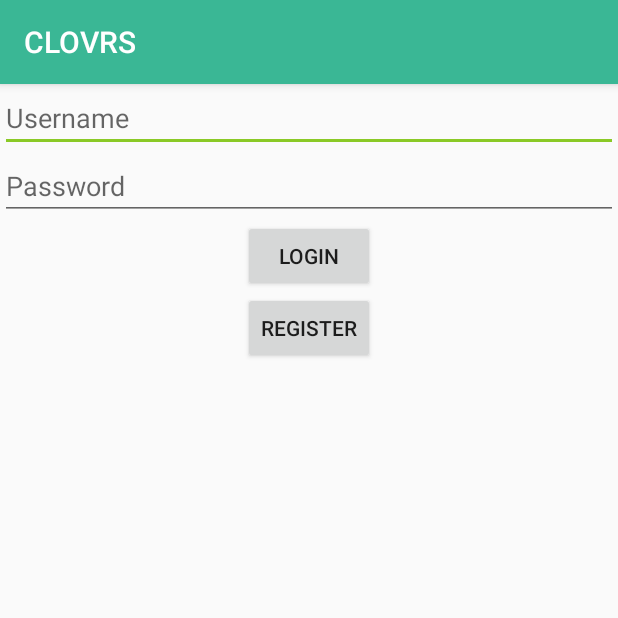
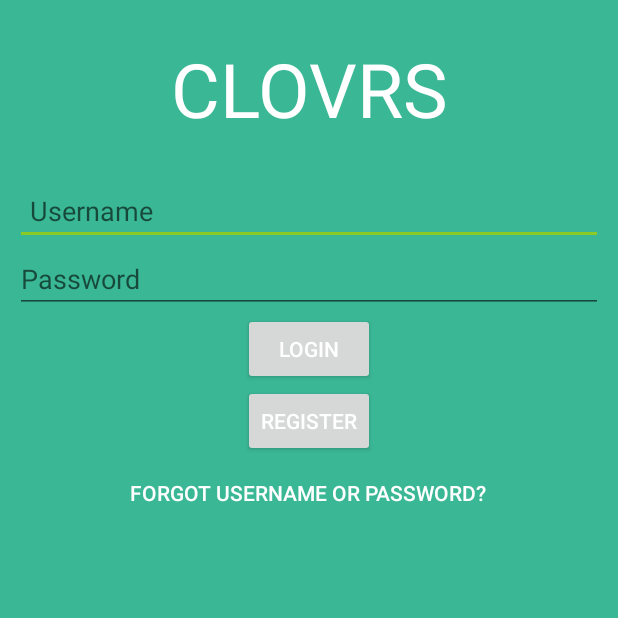
Before and after one commit to nice-nate/Clovrs2, an Android app: the screen it shows after launch (MainActivity), on a phone screen of 412 x 824 dp, the top half of it. Run offline under Robolectric (Android 15) with nearby library versions, the phone set to English and light mode, and no system bars.

```diff
--- a/app/build.gradle
+++ b/app/build.gradle
@@ -12,6 +12,9 @@ android {
         versionName "1.0"
     }
     buildTypes {
+        debug {
+            debuggable = true
+        }
         release {
             minifyEnabled false
             proguardFiles getDefaultProguardFile('proguard-android.txt'), 'proguard-rules.pro'
--- a/app/src/main/java/com/groupn/clovrs2/MainActivity.java
+++ b/app/src/main/java/com/groupn/clovrs2/MainActivity.java
@@ -26,4 +26,9 @@ public class MainActivity extends AppCompatActivity {
         Intent intent = new Intent(this, Registration.class);
         startActivity(intent);
     }
+
+    public void startReset(View view) {
+        Intent intent = new Intent(this, Reset.class);
+        startActivity(intent);
+    }
 }
--- a/app/src/main/java/com/groupn/clovrs2/MainMenu.java
+++ b/app/src/main/java/com/groupn/clovrs2/MainMenu.java
@@ -1,7 +1,6 @@
 package com.groupn.clovrs2;
 
 import android.content.Intent;
-import android.os.PersistableBundle;
 import android.support.v7.app.AppCompatActivity;
 import android.os.Bundle;
 import android.view.View;
@@ -27,4 +26,9 @@ public class MainMenu extends AppCompatActivity {
         Intent intent = new Intent(this, ManageWorkspaces.class);
         startActivity(intent);
         }
+
+        public void startAcceptInvite(View view){
+            Intent intent = new Intent(this, UpcomingMeeting.class);
+            startActivity(intent);
+        }
     }
--- a/app/src/main/res/layout/activity_main.xml
+++ b/app/src/main/res/layout/activity_main.xml
@@ -4,13 +4,29 @@
     xmlns:tools="http://schemas.android.com/tools"
     android:layout_width="match_parent"
     android:layout_height="match_parent"
-    android:orientation="vertical">
+    android:orientation="vertical"
+    android:paddingEnd="10dp"
+    android:paddingStart="10dp">
+
+    <TextView
+        android:layout_width="fill_parent"
+        android:layout_height="wrap_content"
+        android:textAppearance="?android:attr/textAppearanceLarge"
+        android:text="@string/clovrs"
+        android:id="@+id/app_title"
+        android:layout_gravity="center_horizontal"
+        android:padding="25dp"
+        android:textAlignment="center"
+        android:textSize="50dp" />
+
     <EditText
         android:id="@+id/edit_message"
         android:layout_width="match_parent"
         android:layout_height="wrap_content"
         android:hint="@string/edit_message"
-        android:layout_gravity="center_horizontal" />
+        android:layout_gravity="center_horizontal"
+        android:paddingLeft="10dp"
+        android:paddingRight="10dp" />
 
     <EditText
         android:id="@+id/password"
@@ -35,4 +51,13 @@
         android:onClick="startRegistration"
         android:layout_gravity="center_horizontal" />
 
+    <Button
+        style="?android:attr/borderlessButtonStyle"
+        android:layout_width="wrap_content"
+        android:layout_height="wrap_content"
+        android:id="@+id/forgot_message"
+        android:layout_gravity="center_horizontal"
+        android:text="@string/forgot_email_or_password"
+        android:onClick="startReset" />
+
 </LinearLayout>
--- a/app/src/main/res/values/colors.xml
+++ b/app/src/main/res/values/colors.xml
@@ -3,4 +3,7 @@
     <color name="colorPrimary">#3ab795</color>
     <color name="colorPrimaryDark">#26532b</color>
     <color name="colorAccent">#8ac926</color>
+    <color name="textPrimary">#ffffff</color>
+    <color name="black">#000000</color>
+    <color name="white">#ffffff</color>
 </resources>
--- a/app/src/main/res/values/styles.xml
+++ b/app/src/main/res/values/styles.xml
@@ -1,8 +1,10 @@
 <resources>
 
     <!-- Base application theme. -->
-    <style name="AppTheme" parent="Theme.AppCompat.Light.DarkActionBar">
+    <style name="AppTheme" parent="Theme.AppCompat.Light.NoActionBar">
         <!-- Customize your theme here. -->
+        <item name="android:textColor">@color/textPrimary</item>
+        <item name="android:background">@color/colorPrimary</item>
         <item name="colorPrimary">@color/colorPrimary</item>
         <item name="colorPrimaryDark">@color/colorPrimaryDark</item>
         <item name="colorAccent">@color/colorAccent</item>
```
Also changed, not shown: app/src/main/AndroidManifest.xml (+7 -1 lines), app/src/main/res/layout/activity_main_menu.xml (+69 -42 lines), app/src/main/res/values/strings.xml (+20 -0 lines).
